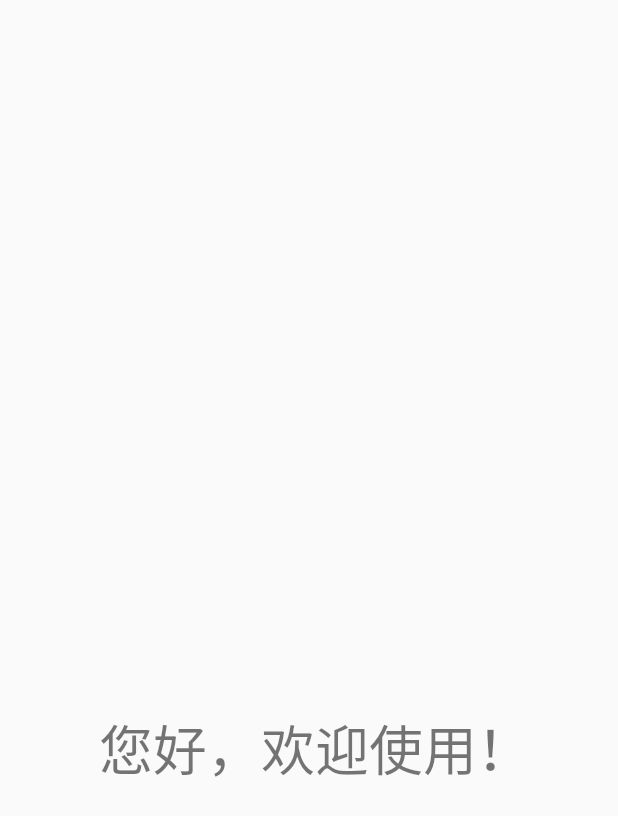
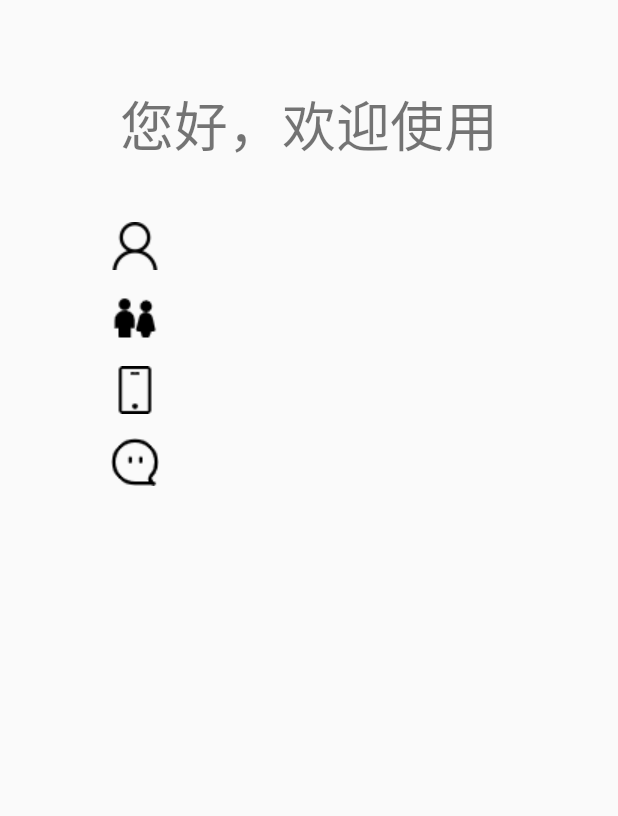
Before and after one commit to shunyuyu/HelloWorid, an Android app: the HomeActivity screen opened directly, with no data from a screen before it, on a phone screen of 412 x 824 dp. Shown: the top 816 px of the screen. Run offline under Robolectric (Android 15) with nearby library versions, the phone set to English and light mode, and no system bars.

Commit message:
Home界面优化UI

```diff
--- a/app/src/main/res/layout/activity_home.xml
+++ b/app/src/main/res/layout/activity_home.xml
@@ -10,25 +10,118 @@
         android:id="@+id/textView12"
         android:layout_width="wrap_content"
         android:layout_height="wrap_content"
-        android:text="您好，欢迎使用！"
+        android:text="@string/nihao"
         android:textSize="36sp"
-        app:layout_constraintBottom_toBottomOf="parent"
+        app:layout_constraintBottom_toTopOf="@+id/guideline29"
         app:layout_constraintEnd_toEndOf="parent"
-        app:layout_constraintHorizontal_bias="0.534"
         app:layout_constraintStart_toStartOf="parent"
-        app:layout_constraintTop_toTopOf="parent"
-        app:layout_constraintVertical_bias="0.613" />
+        app:layout_constraintTop_toTopOf="@+id/guideline29" />
 
     <TextView
         android:id="@+id/text_phone"
         android:layout_width="wrap_content"
         android:layout_height="wrap_content"
-        android:text="手机号码"
-        android:textSize="36sp"
-        app:layout_constraintBottom_toTopOf="@+id/textView12"
-        app:layout_constraintEnd_toEndOf="parent"
-        app:layout_constraintHorizontal_bias="0.497"
-        app:layout_constraintStart_toStartOf="parent"
-        app:layout_constraintTop_toTopOf="parent"
-        app:layout_constraintVertical_bias="0.908" />
+        android:layout_marginStart="24dp"
+        android:textSize="30sp"
+        app:layout_constraintBottom_toBottomOf="@+id/imageView19"
+        app:layout_constraintStart_toEndOf="@+id/imageView19"
+        app:layout_constraintTop_toTopOf="@+id/imageView19"
+        tools:text="手机号码" />
+
+    <TextView
+        android:id="@+id/text_sms"
+        android:layout_width="wrap_content"
+        android:layout_height="wrap_content"
+        android:layout_marginStart="24dp"
+        android:textSize="30sp"
+        app:layout_constraintBottom_toBottomOf="@+id/imageView20"
+        app:layout_constraintStart_toEndOf="@+id/imageView20"
+        app:layout_constraintTop_toTopOf="@+id/imageView20"
+        tools:text="是否接受推送" />
+
+    <TextView
+        android:id="@+id/text_sex"
+        android:layout_width="wrap_content"
+        android:layout_height="wrap_content"
+        android:layout_marginStart="24dp"
+        android:textSize="30sp"
+        app:layout_constraintBottom_toBottomOf="@+id/imageView18"
+        app:layout_constraintStart_toEndOf="@+id/imageView18"
+        app:layout_constraintTop_toTopOf="@+id/imageView18"
+        tools:text="性别" />
+
+    <TextView
+        android:id="@+id/text_name"
+        android:layout_width="wrap_content"
+        android:layout_height="wrap_content"
+        android:layout_marginStart="24dp"
+        android:textSize="30sp"
+        app:layout_constraintBottom_toBottomOf="@+id/imageView17"
+        app:layout_constraintStart_toEndOf="@+id/imageView17"
+        app:layout_constraintTop_toTopOf="@+id/imageView17"
+        tools:text="昵称" />
+
+    <androidx.constraintlayout.widget.Guideline
+        android:id="@+id/guideline26"
+        android:layout_width="wrap_content"
+        android:layout_height="wrap_content"
+        android:orientation="vertical"
+        app:layout_constraintGuide_percent="0.18" />
+
+    <androidx.constraintlayout.widget.Guideline
+        android:id="@+id/guideline28"
+        android:layout_width="wrap_content"
+        android:layout_height="wrap_content"
+        android:orientation="vertical"
+        app:layout_constraintGuide_percent="0.9" />
+
+    <androidx.constraintlayout.widget.Guideline
+        android:id="@+id/guideline29"
+        android:layout_width="wrap_content"
+        android:layout_height="wrap_content"
+        android:orientation="horizontal"
+        app:layout_constraintGuide_percent="0.1" />
+
+    <androidx.constraintlayout.widget.Guideline
+        android:id="@+id/guideline30"
+        android:layout_width="wrap_content"
+        android:layout_height="wrap_content"
+        android:orientation="horizontal"
+        app:layout_constraintGuide_percent="0.18" />
+
+    <ImageView
+        android:id="@+id/imageView18"
+        android:layout_width="wrap_content"
+        android:layout_height="wrap_content"
+        android:layout_marginTop="16dp"
+        app:layout_constraintStart_toStartOf="@+id/guideline26"
+        app:layout_constraintTop_toBottomOf="@+id/imageView17"
+        app:srcCompat="@drawable/sex" />
+
+    <ImageView
+        android:id="@+id/imageView20"
+        android:layout_width="wrap_content"
+        android:layout_height="wrap_content"
+        android:layout_marginTop="16dp"
+        app:layout_constraintStart_toStartOf="@+id/guideline26"
+        app:layout_constraintTop_toBottomOf="@+id/imageView19"
+        app:srcCompat="@drawable/msg" />
+
+    <ImageView
+        android:id="@+id/imageView17"
+        android:layout_width="wrap_content"
+        android:layout_height="wrap_content"
+        app:layout_constraintStart_toStartOf="@+id/guideline26"
+        app:layout_constraintTop_toTopOf="@+id/guideline30"
+        app:srcCompat="@drawable/username" />
+
+    <ImageView
+        android:id="@+id/imageView19"
+        android:layout_width="wrap_content"
+        android:layout_height="wrap_content"
+        android:layout_marginTop="16dp"
+        app:layout_constraintStart_toStartOf="@+id/guideline26"
+        app:layout_constraintTop_toBottomOf="@+id/imageView18"
+        app:srcCompat="@drawable/phone" />
+
 </androidx.constraintlayout.widget.ConstraintLayout>
--- a/app/src/main/res/values/strings.xml
+++ b/app/src/main/res/values/strings.xml
@@ -64,4 +64,8 @@
     <string name="andriod">Android</string>
     <string name="appraise">星评价</string>
     <string name="okno">请先输入数值再点确认！</string>
+    <string name="nihao">您好，欢迎使用</string>
+    <string name="phone">手机号码</string>
+    <string name="sex">性别</string>
+    <string name="sms">是否接受推送</string>
 </resources>
```
